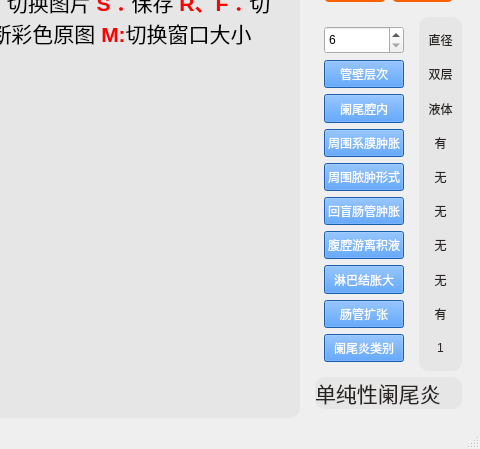
sunbrown/appendix_label, file myui.ui: the form before one commit; both pictures show x 480 to 960 and y 91 to 540 of the 960 by 540 pixel window.
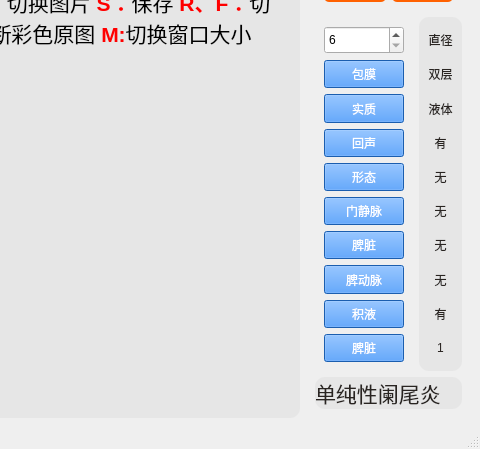
The form after the commit.

```diff
--- a/myui.ui
+++ b/myui.ui
@@ -211,7 +211,7 @@
 background-color:rgb(38, 131, 245);</string>
                   </property>
                   <property name="text">
-                   <string>管壁层次</string>
+                   <string>包膜</string>
                   </property>
                  </widget>
                 </item>
@@ -228,7 +228,7 @@
 background-color:rgb(38, 131, 245);</string>
                   </property>
                   <property name="text">
-                   <string>阑尾腔内</string>
+                   <string>实质</string>
                   </property>
                  </widget>
                 </item>
@@ -245,7 +245,7 @@
 background-color:rgb(38, 131, 245);</string>
                   </property>
                   <property name="text">
-                   <string>周围系膜肿胀</string>
+                   <string>回声</string>
                   </property>
                  </widget>
                 </item>
@@ -262,7 +262,7 @@
 background-color:rgb(38, 131, 245);</string>
                   </property>
                   <property name="text">
-                   <string>周围脓肿形式</string>
+                   <string>形态</string>
                   </property>
                  </widget>
                 </item>
@@ -279,7 +279,7 @@
 background-color:rgb(38, 131, 245);</string>
                   </property>
                   <property name="text">
-                   <string>回盲肠管肿胀</string>
+                   <string>门静脉</string>
                   </property>
                  </widget>
                 </item>
@@ -296,7 +296,7 @@
 background-color:rgb(38, 131, 245);</string>
                   </property>
                   <property name="text">
-                   <string>腹腔游离积液</string>
+                   <string>脾脏</string>
                   </property>
                  </widget>
                 </item>
@@ -313,7 +313,7 @@
 background-color:rgb(38, 131, 245);</string>
                   </property>
                   <property name="text">
-                   <string>淋巴结胀大</string>
+                   <string>脾动脉</string>
                   </property>
                  </widget>
                 </item>
@@ -330,7 +330,7 @@
 background-color:rgb(38, 131, 245);</string>
                   </property>
                   <property name="text">
-                   <string>肠管扩张</string>
+                   <string>积液</string>
                   </property>
                  </widget>
                 </item>
@@ -347,7 +347,7 @@
 background-color:rgb(38, 131, 245);</string>
                   </property>
                   <property name="text">
-                   <string>阑尾炎类别</string>
+                   <string>脾脏</string>
                   </property>
                  </widget>
                 </item>
```
